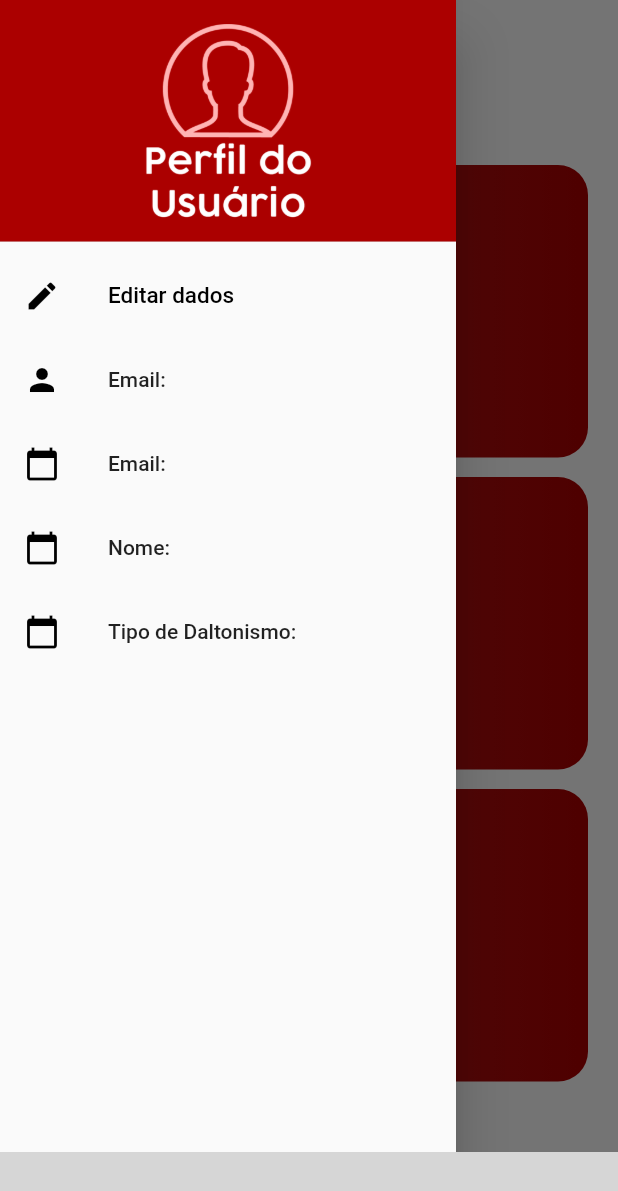
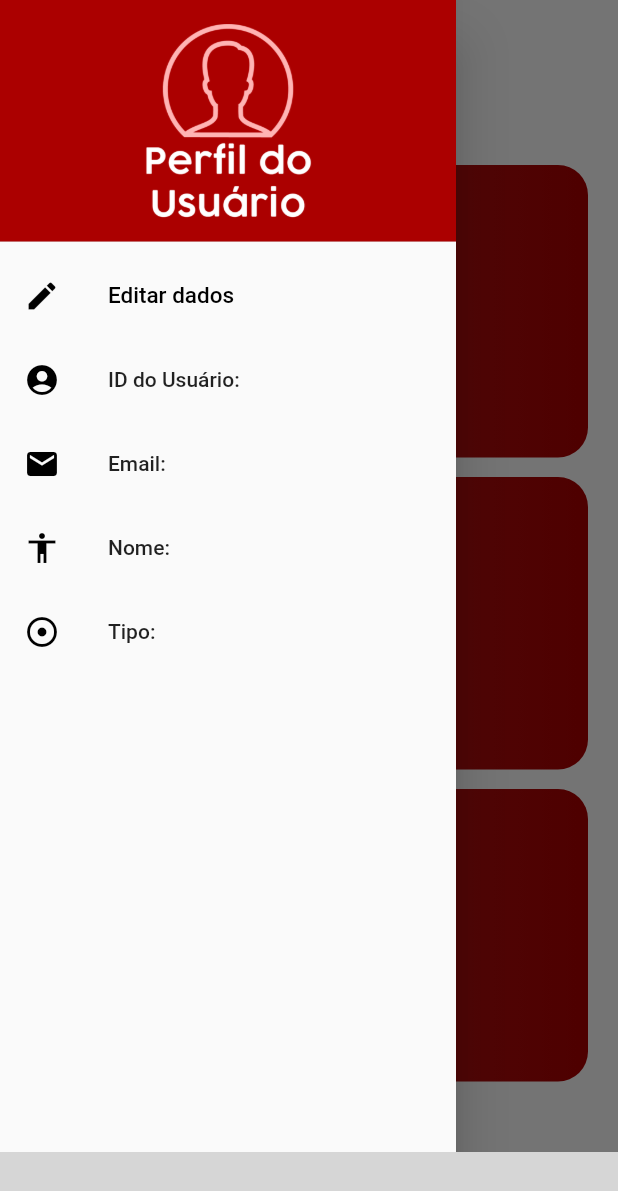
Before and after one commit to Lacivitaa/flutter_helptonic, a Flutter app: the screen it shows after launch, with the side drawer open, on a phone screen of 412 x 824 dp. Shown: the top 1191 px of the screen. Run offline on Flutter 3.47's test engine with Material 2 defaults, Android fonts, the phone set to English and light mode, and no system bars; our stand-ins replace flutter_svg, google_fonts, image_picker; missing offline and left inert: ff_navigation_bar; Roboto replaces fonts that are missing (Coda); grey boxes are pictures that could not be loaded.

Commit message:
Update sidebar

```diff
--- a/lib/features/sidebar.dart
+++ b/lib/features/sidebar.dart
@@ -27,31 +27,31 @@ class SideDrawer extends StatelessWidget {
           ),
           ListTile(
             leading: Icon(
-              Icons.person,
+              Icons.account_circle,
+              color: Colors.black,
+            ),
+            title: Text('ID do Usuário: '),
+          ),
+          ListTile(
+            leading: Icon(
+              Icons.email,
               color: Colors.black,
             ),
             title: Text('Email: '),
           ),
           ListTile(
             leading: Icon(
-              Icons.calendar_today,
-              color: Colors.black,
-            ),
-            title: Text('Email: '),
-          ),
-          ListTile(
-            leading: Icon(
-              Icons.calendar_today,
+              Icons.accessibility,
               color: Colors.black,
             ),
             title: Text('Nome: '),
           ),
           ListTile(
             leading: Icon(
-              Icons.calendar_today,
+              Icons.adjust,
               color: Colors.black,
             ),
-            title: Text('Tipo de Daltonismo: '),
+            title: Text('Tipo: '),
           ),
         ],
       ),
```
